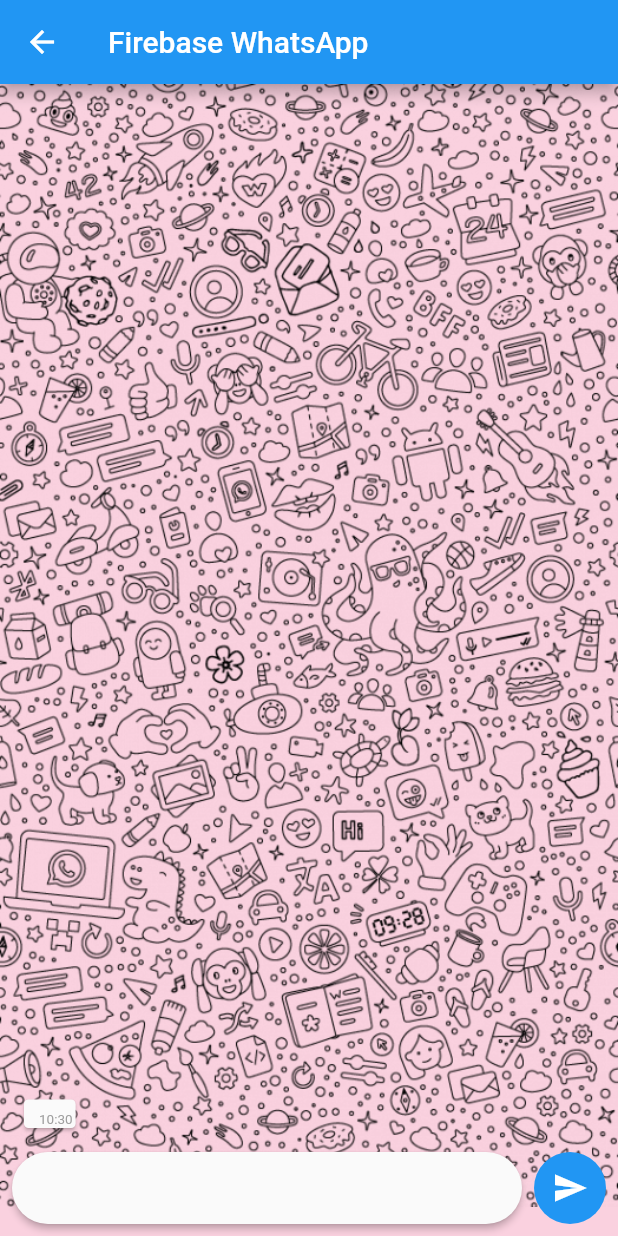
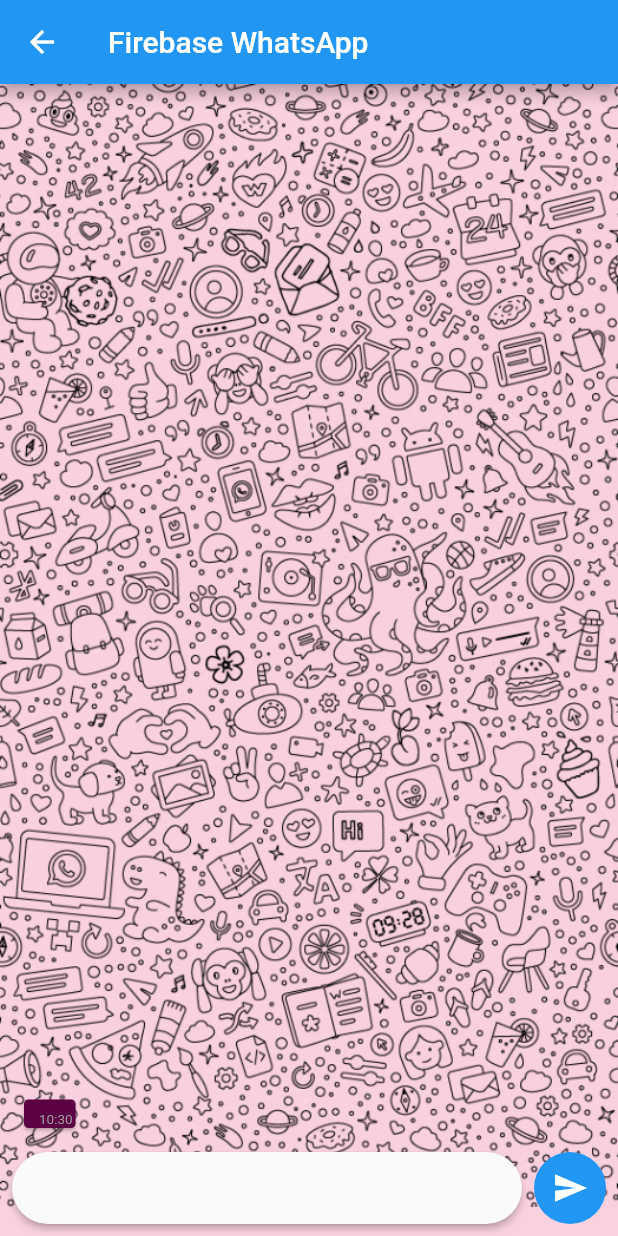
Before and after one commit to eudaldmoya/TimeItApp, a Flutter app: the ChatScreen screen opened directly, after a tap on the "send" icon, on a phone screen of 412 x 824 dp. Run offline on Flutter 3.47's test engine with Material 2 defaults, Android fonts, the phone set to English and light mode, and no system bars; our stand-ins replace cloud_firestore, firebase_auth, firebase_core; missing offline and left inert: flutterfire_ui; accounts and stored records are empty.

Commit message:
Diferenciacion de quien envia el mensaje

```diff
--- a/lib/model/message.dart
+++ b/lib/model/message.dart
@@ -1,23 +1,27 @@
 import 'package:cloud_firestore/cloud_firestore.dart';
+import 'package:firebase_auth/firebase_auth.dart';
 
 class Message {
-  String id, text;
+  String id, text, userId;
   DateTime datetime;
 
   Message.fromFirestore(DocumentSnapshot doc)
       : id = doc.id,
         text = doc['text'],
-        datetime = (doc['datetime'] as Timestamp).toDate();
+        datetime = (doc['datetime'] as Timestamp).toDate(),
+        userId = doc['userId'];
 
   Map<String, dynamic> toFirestore() => {
         'text': text,
         'datetime': datetime,
+        'userId' : userId,
       };
 
-  Message(this.text)
+  Message(this.text, this.userId)
       : datetime = DateTime.now(),
         id =
             'id'; //NO ENTIENDO PORQUE NECESITA EL ID SI LUEGO PONE LO QUE EL QUIERE EN EL FIRESTORE
+
 
 
   String get hhmm => '${datetime.hour.toString().padLeft(2,'0')}:${datetime.minute.toString().padLeft(2,'0')}';
--- a/lib/screens/chat_screen.dart
+++ b/lib/screens/chat_screen.dart
@@ -43,7 +43,8 @@ class ChatScreen extends StatelessWidget {
                     final User = FirebaseAuth.instance.currentUser!
                         .uid; // CON ESTO DE AQUI TENEMOS LA AUTENTIFICACION DEL USUARIO QUE HA ESCRITO EL MENSAJE, A PARTIR DE AHI, PODREMOS SABER SI HA ESCRITO EL O NO LAS COSAS
                     print(User);
-                    db.sendMessage(Message(text));
+                    final message = Message(text, User);
+                    db.sendMessage(message);
                   }),
                 ],
               ),
--- a/lib/widgets/message_widget.dart
+++ b/lib/widgets/message_widget.dart
@@ -1,3 +1,4 @@
+import 'package:firebase_auth/firebase_auth.dart';
 import 'package:flutter/material.dart';
 
 import '../model/message.dart';
@@ -9,19 +10,24 @@ class MessageWidget extends StatelessWidget {
 
   @override
   Widget build(BuildContext context) {
+    if (msg.userId == FirebaseAuth.instance.currentUser!.uid) {
       return Row(
         children: [
-        Material(
+          Align(
+            alignment: Alignment.centerRight,
+            child: Material(
+              color: Color.fromARGB(255, 92, 1, 68),
                 elevation: 1,
                 borderRadius: BorderRadius.all(Radius.circular(3)),
                 child: Row(
                   crossAxisAlignment: CrossAxisAlignment.end,
                   children: [
                     Padding(
-                  padding: const EdgeInsets.symmetric(horizontal: 4, vertical: 2),
+                      padding:
+                          const EdgeInsets.symmetric(horizontal: 4, vertical: 2),
                       child: Text(
                         msg.text,
-                    style: TextStyle(fontSize: 13),
+                        style: TextStyle(fontSize: 13, color: Colors.white),
                       ),
                     ),
                     Padding(
@@ -33,7 +39,41 @@ class MessageWidget extends StatelessWidget {
                     ),
                   ],
                 )),
+          ),
+        ],
+      );
+    }
+
+    else{
+      print ("hola");
+      print(FirebaseAuth.instance.currentUser!.uid);
+      return Row(
+        children: [
+          Material(
+              elevation: 1,
+              borderRadius: BorderRadius.all(Radius.circular(3)),
+              child: Row(
+                crossAxisAlignment: CrossAxisAlignment.end,
+                children: [
+                  Padding(
+                    padding:
+                        const EdgeInsets.symmetric(horizontal: 4, vertical: 2),
+                    child: Text(
+                      msg.text,
+                      style: TextStyle(fontSize: 13),
+                    ),
+                  ),
+                  Padding(
+                    padding: const EdgeInsets.only(left: 2, right: 2),
+                    child: Text(
+                      msg.hhmm,
+                      style: TextStyle(fontSize: 9, color: Color.fromARGB(255, 255, 0, 0)),
+                    ),
+                  ),
+                ],
+              )),
         ],
       );
     }
   }
+}
```
Lines whose indentation alone changed are shown as unchanged.
